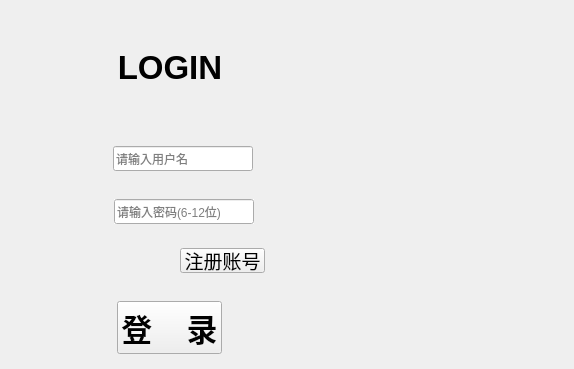
Zhang-Yiiiiii/BlackAndWhite, file loginwindow.ui: the form before one commit.
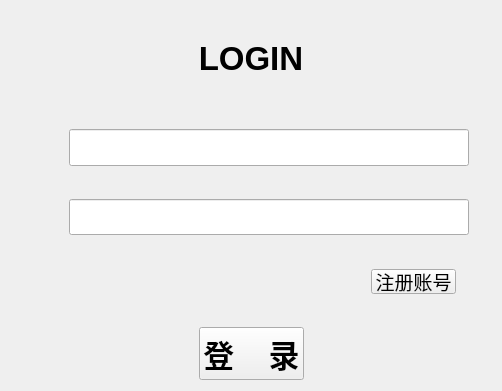
The form after the commit. Icons and pictures are not drawn.

What changed in the file:
```diff
--- a/loginwindow.ui
+++ b/loginwindow.ui
@@ -6,8 +6,8 @@
    <rect>
     <x>0</x>
     <y>0</y>
-    <width>574</width>
-    <height>361</height>
+    <width>502</width>
+    <height>391</height>
    </rect>
   </property>
   <property name="sizePolicy">
@@ -25,53 +25,24 @@
   <property name="autoFillBackground">
    <bool>false</bool>
   </property>
-  <layout class="QGridLayout" name="gridLayout_2">
-   <item row="0" column="0">
     <layout class="QGridLayout" name="gridLayout">
      <item row="0" column="0">
-      <widget class="QFrame" name="frameBackgroud">
-       <property name="frameShape">
-        <enum>QFrame::Shape::StyledPanel</enum>
-       </property>
-       <property name="frameShadow">
-        <enum>QFrame::Shadow::Raised</enum>
-       </property>
-      </widget>
-     </item>
-     <item row="1" column="1">
-      <layout class="QHBoxLayout" name="horizontalLayout_15">
-       <item>
-        <spacer name="horizontalSpacer_21">
-         <property name="orientation">
-          <enum>Qt::Orientation::Horizontal</enum>
-         </property>
-         <property name="sizeHint" stdset="0">
-          <size>
-           <width>18</width>
-           <height>20</height>
-          </size>
-         </property>
-        </spacer>
-       </item>
-       <item>
-        <layout class="QVBoxLayout" name="verticalLayout">
-         <item>
           <spacer name="verticalSpacer">
            <property name="orientation">
             <enum>Qt::Orientation::Vertical</enum>
            </property>
            <property name="sizeType">
-            <enum>QSizePolicy::Policy::Fixed</enum>
+      <enum>QSizePolicy::Policy::Preferred</enum>
            </property>
            <property name="sizeHint" stdset="0">
             <size>
              <width>20</width>
-             <height>30</height>
+       <height>27</height>
             </size>
            </property>
           </spacer>
          </item>
-         <item>
+   <item row="1" column="0">
           <layout class="QHBoxLayout" name="horizontalLayout_5">
            <item>
             <spacer name="horizontalSpacer_5">
@@ -99,8 +70,14 @@
              </property>
              <property name="minimumSize">
               <size>
-               <width>180</width>
-               <height>30</height>
+         <width>400</width>
+         <height>40</height>
+        </size>
+       </property>
+       <property name="maximumSize">
+        <size>
+         <width>400</width>
+         <height>16777215</height>
               </size>
              </property>
              <property name="font">
@@ -136,23 +113,23 @@
            </item>
           </layout>
          </item>
-         <item>
+   <item row="2" column="0">
           <spacer name="verticalSpacer_2">
            <property name="orientation">
             <enum>Qt::Orientation::Vertical</enum>
            </property>
            <property name="sizeType">
-            <enum>QSizePolicy::Policy::Fixed</enum>
+      <enum>QSizePolicy::Policy::Preferred</enum>
            </property>
            <property name="sizeHint" stdset="0">
             <size>
              <width>50</width>
-             <height>50</height>
+       <height>45</height>
             </size>
            </property>
           </spacer>
          </item>
-         <item>
+   <item row="3" column="0">
           <layout class="QHBoxLayout" name="horizontalLayout_4">
            <item>
             <spacer name="horizontalSpacer_2">
@@ -160,7 +137,7 @@
               <enum>Qt::Orientation::Horizontal</enum>
              </property>
              <property name="sizeType">
-              <enum>QSizePolicy::Policy::Fixed</enum>
+        <enum>QSizePolicy::Policy::Expanding</enum>
              </property>
              <property name="sizeHint" stdset="0">
               <size>
@@ -175,7 +152,7 @@
              <item>
               <widget class="QLabel" name="labelUsername">
                <property name="sizePolicy">
-                <sizepolicy hsizetype="Fixed" vsizetype="Fixed">
+          <sizepolicy hsizetype="Minimum" vsizetype="Preferred">
                  <horstretch>0</horstretch>
                  <verstretch>0</verstretch>
                 </sizepolicy>
@@ -188,8 +165,8 @@
                </property>
                <property name="maximumSize">
                 <size>
-                 <width>30</width>
-                 <height>30</height>
+           <width>999</width>
+           <height>999</height>
                 </size>
                </property>
                <property name="font">
@@ -208,25 +185,32 @@
              <item>
               <widget class="QLineEdit" name="userNameEdit">
                <property name="sizePolicy">
-                <sizepolicy hsizetype="Fixed" vsizetype="Fixed">
+          <sizepolicy hsizetype="Maximum" vsizetype="Preferred">
                  <horstretch>0</horstretch>
                  <verstretch>0</verstretch>
                 </sizepolicy>
                </property>
                <property name="minimumSize">
                 <size>
-                 <width>140</width>
-                 <height>20</height>
+           <width>400</width>
+           <height>30</height>
                 </size>
                </property>
                <property name="maximumSize">
                 <size>
-                 <width>140</width>
-                 <height>25</height>
+           <width>380</width>
+           <height>9999</height>
                 </size>
                </property>
                <property name="styleSheet">
-                <string notr="true">border-color: rgb(0, 0, 0);</string>
+          <string notr="true">QLineEdit {
+      background-color: gba(255, 255, 255, 0.8);
+    color: white;
+    }
+    QLineEdit::placeholder {
+    color: rgba(255, 255, 255, 1); 
+    }
+</string>
                </property>
                <property name="frame">
                 <bool>true</bool>
@@ -247,7 +231,7 @@
               <enum>Qt::Orientation::Horizontal</enum>
              </property>
              <property name="sizeType">
-              <enum>QSizePolicy::Policy::Fixed</enum>
+        <enum>QSizePolicy::Policy::Expanding</enum>
              </property>
              <property name="sizeHint" stdset="0">
               <size>
@@ -259,23 +243,23 @@
            </item>
           </layout>
          </item>
-         <item>
+   <item row="4" column="0">
           <spacer name="verticalSpacer_3">
            <property name="orientation">
             <enum>Qt::Orientation::Vertical</enum>
            </property>
            <property name="sizeType">
-            <enum>QSizePolicy::Policy::Fixed</enum>
+      <enum>QSizePolicy::Policy::Preferred</enum>
            </property>
            <property name="sizeHint" stdset="0">
             <size>
              <width>20</width>
-             <height>15</height>
+       <height>27</height>
             </size>
            </property>
           </spacer>
          </item>
-         <item>
+   <item row="5" column="0">
           <layout class="QHBoxLayout" name="horizontalLayout_3">
            <item>
             <spacer name="horizontalSpacer_3">
@@ -283,7 +267,7 @@
               <enum>Qt::Orientation::Horizontal</enum>
              </property>
              <property name="sizeType">
-              <enum>QSizePolicy::Policy::Fixed</enum>
+        <enum>QSizePolicy::Policy::Expanding</enum>
              </property>
              <property name="sizeHint" stdset="0">
               <size>
@@ -298,7 +282,7 @@
              <item>
               <widget class="QLabel" name="labelPassword">
                <property name="sizePolicy">
-                <sizepolicy hsizetype="Fixed" vsizetype="Fixed">
+          <sizepolicy hsizetype="Minimum" vsizetype="Preferred">
                  <horstretch>0</horstretch>
                  <verstretch>0</verstretch>
                 </sizepolicy>
@@ -311,8 +295,8 @@
                </property>
                <property name="maximumSize">
                 <size>
-                 <width>30</width>
-                 <height>30</height>
+           <width>999</width>
+           <height>999</height>
                 </size>
                </property>
                <property name="font">
@@ -331,28 +315,35 @@
              <item>
               <widget class="QLineEdit" name="passwdEdit">
                <property name="sizePolicy">
-                <sizepolicy hsizetype="Fixed" vsizetype="Fixed">
+          <sizepolicy hsizetype="Maximum" vsizetype="Preferred">
                  <horstretch>0</horstretch>
                  <verstretch>0</verstretch>
                 </sizepolicy>
                </property>
                <property name="minimumSize">
                 <size>
-                 <width>140</width>
-                 <height>20</height>
+           <width>400</width>
+           <height>30</height>
                 </size>
                </property>
                <property name="maximumSize">
                 <size>
-                 <width>140</width>
-                 <height>25</height>
+           <width>380</width>
+           <height>9999</height>
                 </size>
                </property>
                <property name="autoFillBackground">
-                <bool>true</bool>
+          <bool>false</bool>
                </property>
                <property name="styleSheet">
-                <string notr="true"/>
+          <string notr="true">QLineEdit {
+      background-color: gba(255, 255, 255, 0.8);
+    color: white;
+    }
+    QLineEdit::placeholder {
+    color: rgba(255, 255, 255, 1); 
+    }
+</string>
                </property>
                <property name="text">
                 <string/>
@@ -376,7 +367,7 @@
               <enum>Qt::Orientation::Horizontal</enum>
              </property>
              <property name="sizeType">
-              <enum>QSizePolicy::Policy::Fixed</enum>
+        <enum>QSizePolicy::Policy::Expanding</enum>
              </property>
              <property name="sizeHint" stdset="0">
               <size>
@@ -388,23 +379,23 @@
            </item>
           </layout>
          </item>
-         <item>
+   <item row="6" column="0">
           <spacer name="verticalSpacer_4">
            <property name="orientation">
             <enum>Qt::Orientation::Vertical</enum>
            </property>
            <property name="sizeType">
-            <enum>QSizePolicy::Policy::Fixed</enum>
+      <enum>QSizePolicy::Policy::Preferred</enum>
            </property>
            <property name="sizeHint" stdset="0">
             <size>
              <width>20</width>
-             <height>13</height>
+       <height>28</height>
             </size>
            </property>
           </spacer>
          </item>
-         <item>
+   <item row="7" column="0">
           <layout class="QHBoxLayout" name="horizontalLayout_6">
            <item>
             <spacer name="horizontalSpacer_7">
@@ -475,23 +466,23 @@
            </item>
           </layout>
          </item>
-         <item>
+   <item row="8" column="0">
           <spacer name="verticalSpacer_5">
            <property name="orientation">
             <enum>Qt::Orientation::Vertical</enum>
            </property>
            <property name="sizeType">
-            <enum>QSizePolicy::Policy::Fixed</enum>
+      <enum>QSizePolicy::Policy::Preferred</enum>
            </property>
            <property name="sizeHint" stdset="0">
             <size>
              <width>20</width>
-             <height>20</height>
+       <height>27</height>
             </size>
            </property>
           </spacer>
          </item>
-         <item>
+   <item row="9" column="0">
           <layout class="QHBoxLayout" name="horizontalLayout_7">
            <item>
             <spacer name="horizontalSpacer_9">
@@ -499,7 +490,7 @@
               <enum>Qt::Orientation::Horizontal</enum>
              </property>
              <property name="sizeType">
-              <enum>QSizePolicy::Policy::Fixed</enum>
+        <enum>QSizePolicy::Policy::Expanding</enum>
              </property>
              <property name="sizeHint" stdset="0">
               <size>
@@ -547,7 +538,7 @@
               <enum>Qt::Orientation::Horizontal</enum>
              </property>
              <property name="sizeType">
-              <enum>QSizePolicy::Policy::Fixed</enum>
+        <enum>QSizePolicy::Policy::Expanding</enum>
              </property>
              <property name="sizeHint" stdset="0">
               <size>
@@ -556,54 +547,6 @@
               </size>
              </property>
             </spacer>
-           </item>
-          </layout>
-         </item>
-        </layout>
-       </item>
-       <item>
-        <widget class="QFrame" name="framePic">
-         <property name="sizePolicy">
-          <sizepolicy hsizetype="Fixed" vsizetype="Fixed">
-           <horstretch>0</horstretch>
-           <verstretch>0</verstretch>
-          </sizepolicy>
-         </property>
-         <property name="minimumSize">
-          <size>
-           <width>234</width>
-           <height>341</height>
-          </size>
-         </property>
-         <property name="maximumSize">
-          <size>
-           <width>234</width>
-           <height>341</height>
-          </size>
-         </property>
-         <property name="frameShape">
-          <enum>QFrame::Shape::NoFrame</enum>
-         </property>
-         <property name="frameShadow">
-          <enum>QFrame::Shadow::Sunken</enum>
-         </property>
-         <layout class="QGridLayout" name="gridLayout_3"/>
-        </widget>
-       </item>
-       <item>
-        <spacer name="horizontalSpacer_22">
-         <property name="orientation">
-          <enum>Qt::Orientation::Horizontal</enum>
-         </property>
-         <property name="sizeHint" stdset="0">
-          <size>
-           <width>18</width>
-           <height>20</height>
-          </size>
-         </property>
-        </spacer>
-       </item>
-      </layout>
      </item>
     </layout>
    </item>
```
Lines whose indentation alone changed are shown as unchanged.
